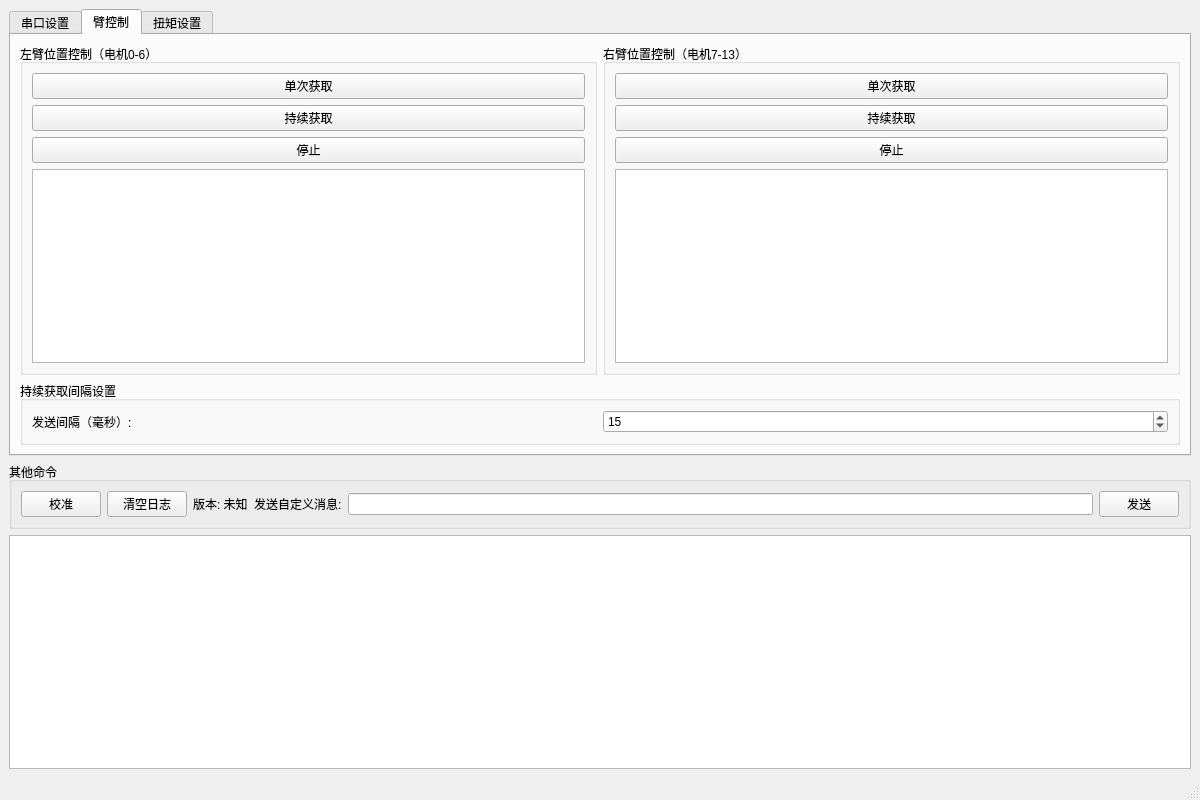
Above: mainwindow.ui from LoveCPro/Linker_TA before the change. Below: the same form after it.
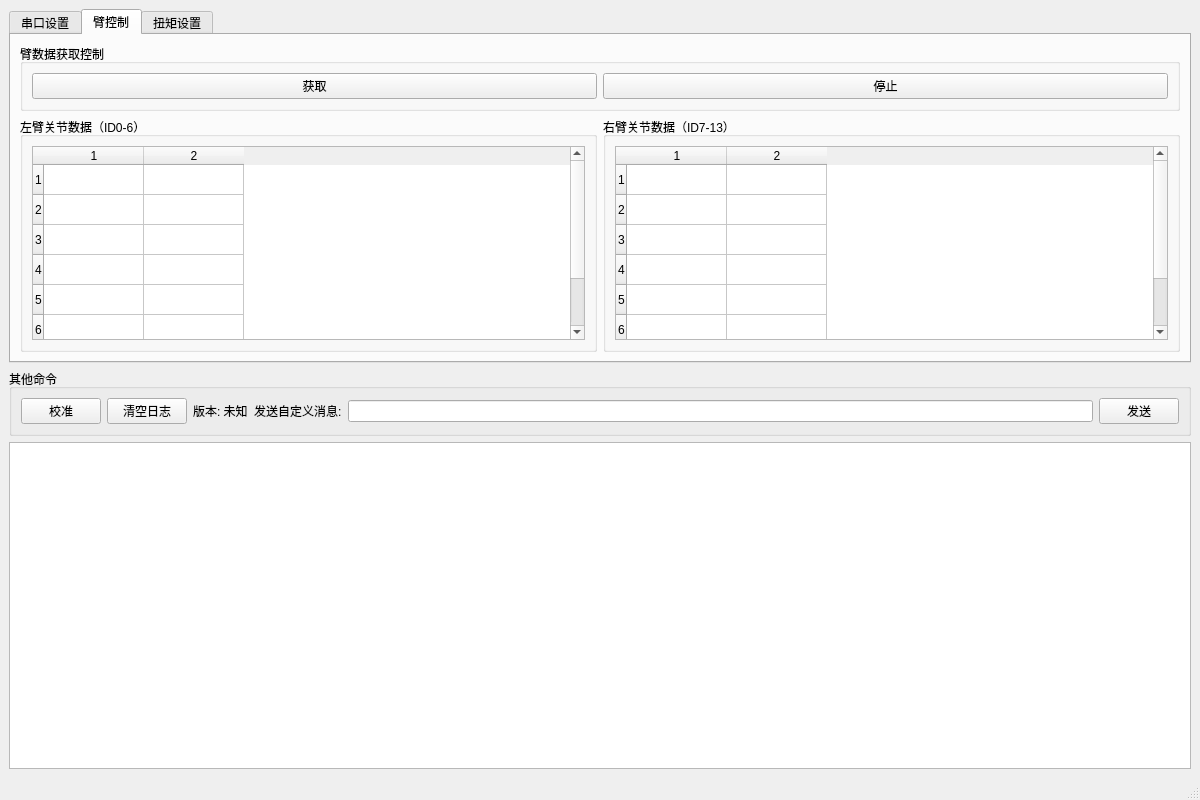
That is the form after the change. The open tabs and pages were chosen to show the change.

What changed in the file:
```diff
--- a/mainwindow.ui
+++ b/mainwindow.ui
@@ -115,40 +115,54 @@
         <string>臂控制</string>
        </attribute>
        <layout class="QVBoxLayout" name="verticalLayout_control">
+        <item>
+         <widget class="QGroupBox" name="armControlGroup">
+          <property name="title">
+           <string>臂数据获取控制</string>
+          </property>
+          <layout class="QHBoxLayout" name="horizontalLayout_armControl">
+           <item>
+            <widget class="QPushButton" name="armGetButton">
+             <property name="text">
+              <string>获取</string>
+             </property>
+            </widget>
+           </item>
+           <item>
+            <widget class="QPushButton" name="armStopButton">
+             <property name="text">
+              <string>停止</string>
+             </property>
+            </widget>
+           </item>
+          </layout>
+         </widget>
+        </item>
         <item>
          <layout class="QHBoxLayout" name="horizontalLayout_2">
           <item>
            <widget class="QGroupBox" name="leftArmGroup">
             <property name="title">
-             <string>左臂位置控制（电机0-6）</string>
+             <string>左臂关节数据（ID0-6）</string>
             </property>
             <layout class="QVBoxLayout" name="verticalLayout_3">
              <item>
-              <widget class="QPushButton" name="leftSingleButton">
-               <property name="text">
-                <string>单次获取</string>
+              <widget class="QTableWidget" name="leftArmTable">
+               <property name="rowCount">
+                <number>7</number>
                </property>
-              </widget>
-             </item>
-             <item>
-              <widget class="QPushButton" name="leftContinuousButton">
-               <property name="text">
-                <string>持续获取</string>
+               <property name="columnCount">
+                <number>2</number>
                </property>
-              </widget>
-             </item>
-             <item>
-              <widget class="QPushButton" name="leftStopButton">
-               <property name="text">
-                <string>停止</string>
-               </property>
-              </widget>
-             </item>
-             <item>
-              <widget class="QTextEdit" name="leftArmTextEdit">
-               <property name="readOnly">
-                <bool>true</bool>
-               </property>
+               <row/>
+               <row/>
+               <row/>
+               <row/>
+               <row/>
+               <row/>
+               <row/>
+               <column/>
+               <column/>
               </widget>
              </item>
             </layout>
@@ -157,35 +171,26 @@
           <item>
            <widget class="QGroupBox" name="rightArmGroup">
             <property name="title">
-             <string>右臂位置控制（电机7-13）</string>
+             <string>右臂关节数据（ID7-13）</string>
             </property>
             <layout class="QVBoxLayout" name="verticalLayout_4">
              <item>
-              <widget class="QPushButton" name="rightSingleButton">
-               <property name="text">
-                <string>单次获取</string>
+              <widget class="QTableWidget" name="rightArmTable">
+               <property name="rowCount">
+                <number>7</number>
                </property>
-              </widget>
-             </item>
-             <item>
-              <widget class="QPushButton" name="rightContinuousButton">
-               <property name="text">
-                <string>持续获取</string>
+               <property name="columnCount">
+                <number>2</number>
                </property>
-              </widget>
-             </item>
-             <item>
-              <widget class="QPushButton" name="rightStopButton">
-               <property name="text">
-                <string>停止</string>
-               </property>
-              </widget>
-             </item>
-             <item>
-              <widget class="QTextEdit" name="rightArmTextEdit">
-               <property name="readOnly">
-                <bool>true</bool>
-               </property>
+               <row/>
+               <row/>
+               <row/>
+               <row/>
+               <row/>
+               <row/>
+               <row/>
+               <column/>
+               <column/>
               </widget>
              </item>
             </layout>
@@ -193,35 +198,6 @@
           </item>
          </layout>
         </item>
-        <item>
-         <widget class="QGroupBox" name="groupBox_2">
-          <property name="title">
-           <string>持续获取间隔设置</string>
-          </property>
-          <layout class="QHBoxLayout" name="horizontalLayout">
-           <item>
-            <widget class="QLabel" name="label_7">
-             <property name="text">
-              <string>发送间隔（毫秒）:</string>
-             </property>
-            </widget>
-           </item>
-           <item>
-            <widget class="QSpinBox" name="sendIntervalSpinBox">
-             <property name="minimum">
-              <number>1</number>
-             </property>
-             <property name="maximum">
-              <number>10000</number>
-             </property>
-             <property name="value">
-              <number>15</number>
-             </property>
-            </widget>
-           </item>
-          </layout>
-         </widget>
-        </item>
        </layout>
       </widget>
       <widget class="QWidget" name="torqueTab">
```
Left out of the diff: 2 changed lines with no effect on the pictures.
